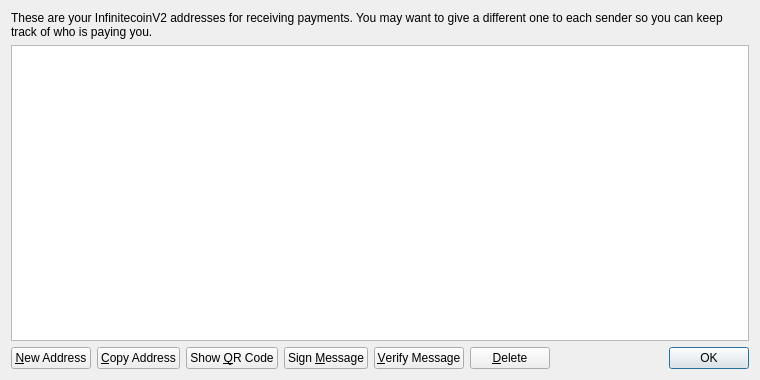
Above: src/qt/forms/addressbookpage.ui from Sudo23/Infinitecoin-V2 before the change. Below: the same form after it.
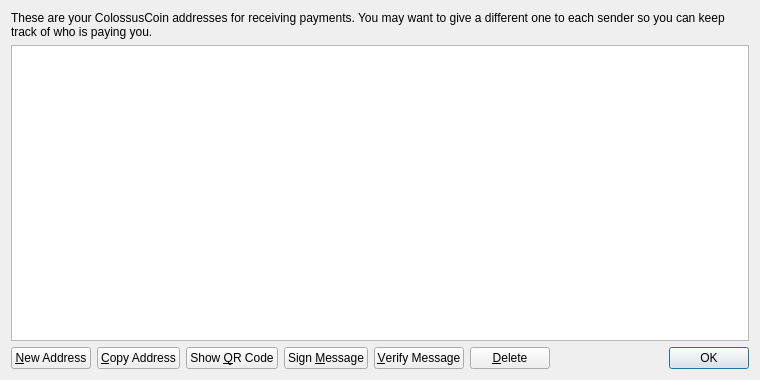
That is the form after the change. Icons and pictures are not drawn.

The edit to the form file:
```diff
--- a/src/qt/forms/addressbookpage.ui
+++ b/src/qt/forms/addressbookpage.ui
@@ -17,7 +17,7 @@
    <item>
     <widget class="QLabel" name="labelExplanation">
      <property name="text">
-      <string>These are your InfinitecoinV2 addresses for receiving payments. You may want to give a different one to each sender so you can keep track of who is paying you.</string>
+      <string>These are your ColossusCoin addresses for receiving payments. You may want to give a different one to each sender so you can keep track of who is paying you.</string>
      </property>
      <property name="textFormat">
       <enum>Qt::PlainText</enum>
```
Left out of the diff: 4 changed lines with no effect on the pictures.
